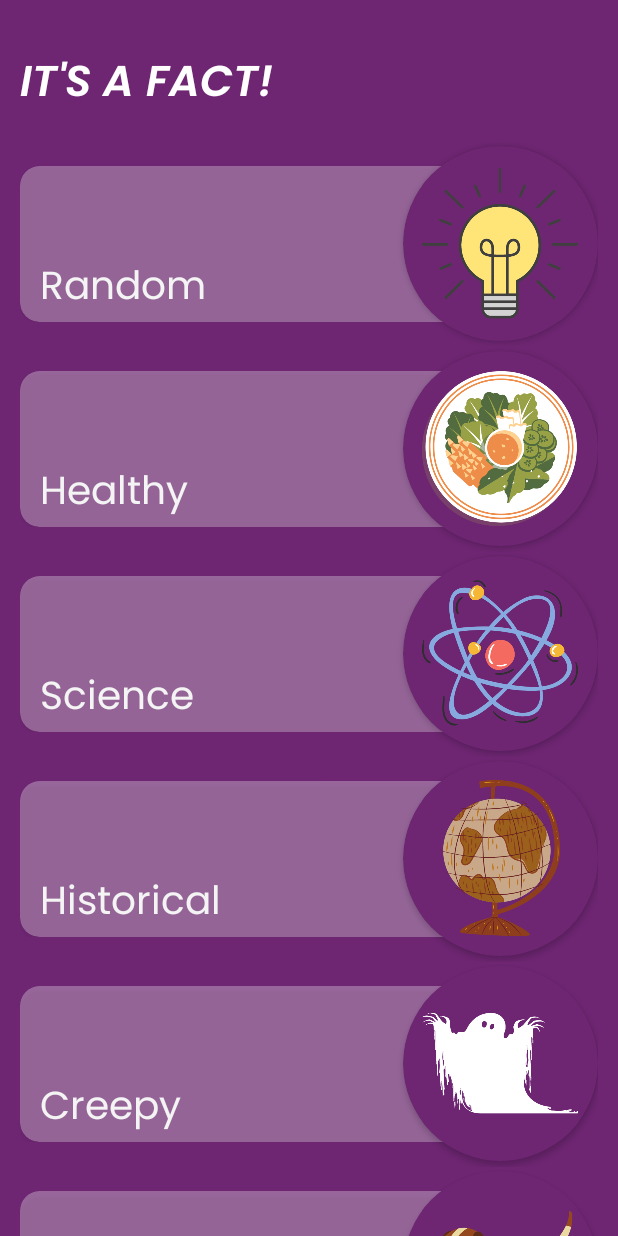
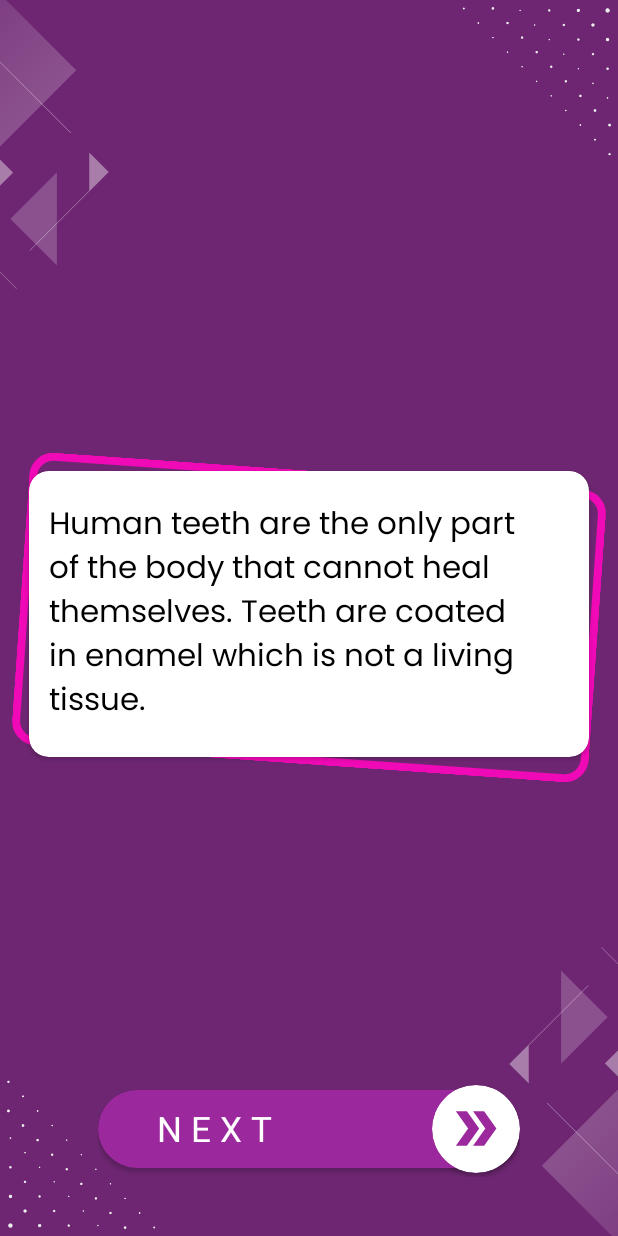
Before and after one commit to GauravKhalapurkar/facts-android-app, an Android app: the screen it shows after launch (MainActivity before the commit, FactsActivity after it), on a phone screen of 412 x 824 dp. Run offline under Robolectric (Android 15) with nearby library versions, the phone set to English and light mode, and no system bars; our stand-ins replace sdp/ssp sizes.

Commit message:
Facts screen half UI done.

```diff
--- a/app/src/main/AndroidManifest.xml
+++ b/app/src/main/AndroidManifest.xml
@@ -11,9 +11,6 @@
         android:theme="@style/AppTheme">
         <activity
             android:name=".FactsActivity"
-            android:exported="false" />
-        <activity
-            android:name=".MainActivity"
             android:exported="true">
             <intent-filter>
                 <action android:name="android.intent.action.MAIN" />
@@ -21,6 +18,11 @@
                 <category android:name="android.intent.category.LAUNCHER" />
             </intent-filter>
         </activity>
+        <activity
+            android:name=".MainActivity"
+            android:exported="true">
+
+        </activity>
     </application>
 
 </manifest>
--- /dev/null
+++ b/app/src/main/res/drawable/border.xml
@@ -0,0 +1,11 @@
+<?xml version="1.0" encoding="utf-8"?>
+<selector xmlns:android="http://schemas.android.com/apk/res/android">
+
+    <item android:state_enabled="true">
+        <shape android:shape="rectangle">
+            <corners android:radius="@dimen/_10sdp" />
+            <stroke android:color="@color/vibrant_pink" android:width="@dimen/_4sdp" />
+        </shape>
+    </item>
+
+</selector>
--- /dev/null
+++ b/app/src/main/res/drawable/ic_double_arrow.xml
@@ -0,0 +1,13 @@
+<vector xmlns:android="http://schemas.android.com/apk/res/android"
+    android:width="24dp"
+    android:height="24dp"
+    android:viewportWidth="24"
+    android:viewportHeight="24"
+    android:tint="?attr/colorControlNormal">
+  <path
+      android:fillColor="@android:color/white"
+      android:pathData="M15.5,5l-4.5,0l5,7l-5,7l4.5,0l5,-7z"/>
+  <path
+      android:fillColor="@android:color/white"
+      android:pathData="M8.5,5l-4.5,0l5,7l-5,7l4.5,0l5,-7z"/>
+</vector>
--- a/app/src/main/res/layout/activity_facts.xml
+++ b/app/src/main/res/layout/activity_facts.xml
@@ -1,9 +1,141 @@
 <?xml version="1.0" encoding="utf-8"?>
-<androidx.constraintlayout.widget.ConstraintLayout xmlns:android="http://schemas.android.com/apk/res/android"
+<RelativeLayout xmlns:android="http://schemas.android.com/apk/res/android"
     xmlns:app="http://schemas.android.com/apk/res-auto"
     xmlns:tools="http://schemas.android.com/tools"
     android:layout_width="match_parent"
     android:layout_height="match_parent"
+    android:background="@color/colorPrimaryDark"
     tools:context=".FactsActivity">
 
-</androidx.constraintlayout.widget.ConstraintLayout>
+    <!--Corner designs-->
+    <RelativeLayout
+        android:layout_width="match_parent"
+        android:layout_height="match_parent">
+
+        <ImageView
+            android:layout_width="@dimen/_110sdp"
+            android:layout_height="@dimen/_220sdp"
+            android:layout_alignParentStart="true"
+            android:layout_alignParentTop="true"
+            android:layout_gravity="center"
+            android:layout_marginStart="@dimen/_minus50sdp"
+            android:layout_marginTop="@dimen/_minus60sdp"
+            android:src="@drawable/corners" />
+
+        <ImageView
+            android:layout_width="@dimen/_120sdp"
+            android:layout_height="@dimen/_120sdp"
+            android:layout_alignParentTop="true"
+            android:layout_alignParentEnd="true"
+            android:layout_gravity="center"
+            android:layout_marginTop="@dimen/_minus60sdp"
+            android:layout_marginEnd="@dimen/_minus60sdp"
+            android:rotation="45"
+            android:src="@drawable/dots" />
+
+        <ImageView
+            android:layout_width="@dimen/_110sdp"
+            android:layout_height="@dimen/_220sdp"
+            android:layout_gravity="center"
+            android:src="@drawable/corners"
+            android:rotation="180"
+            android:layout_marginBottom="@dimen/_minus60sdp"
+            android:layout_marginEnd="@dimen/_minus50sdp"
+            android:layout_alignParentBottom="true"
+            android:layout_alignParentEnd="true"/>
+
+        <ImageView
+            android:layout_width="@dimen/_120sdp"
+            android:layout_height="@dimen/_120sdp"
+            android:layout_gravity="center"
+            android:src="@drawable/dots"
+            android:rotation="225"
+            android:layout_marginBottom="@dimen/_minus60sdp"
+            android:layout_marginStart="@dimen/_minus60sdp"
+            android:layout_alignParentBottom="true"
+            android:layout_alignParentStart="true"/>
+
+    </RelativeLayout>
+
+    <!--Next Button-->
+    <RelativeLayout
+        android:layout_width="match_parent"
+        android:layout_height="wrap_content"
+        android:layout_marginHorizontal="@dimen/_50sdp"
+        android:layout_alignParentBottom="true"
+        android:layout_marginBottom="@dimen/_30sdp">
+
+        <androidx.cardview.widget.CardView
+            android:layout_width="match_parent"
+            android:layout_height="@dimen/_40sdp"
+            android:layout_centerVertical="true"
+            android:backgroundTint="@color/colorAccent"
+            app:cardCornerRadius="@dimen/_100sdp">
+
+            <TextView
+                android:layout_width="wrap_content"
+                android:layout_height="wrap_content"
+                android:layout_marginHorizontal="@dimen/_30sdp"
+                android:layout_gravity="center_vertical"
+                android:text="N E X T"
+                android:textColor="@color/white"
+                android:textSize="@dimen/_18sdp" />
+
+        </androidx.cardview.widget.CardView>
+
+        <androidx.cardview.widget.CardView
+            android:layout_width="@dimen/_45sdp"
+            android:layout_height="@dimen/_45sdp"
+            android:layout_alignParentEnd="true"
+            android:layout_marginVertical="@dimen/_2sdp"
+            android:backgroundTint="@color/white"
+            app:cardCornerRadius="@dimen/_50sdp">
+
+            <ImageView
+                android:layout_width="@dimen/_30sdp"
+                android:layout_height="@dimen/_30sdp"
+                android:layout_gravity="center"
+                android:src="@drawable/ic_double_arrow"
+                app:tint="@color/colorAccent" />
+
+        </androidx.cardview.widget.CardView>
+
+    </RelativeLayout>
+
+    <!--Facts-->
+    <RelativeLayout
+        android:layout_width="match_parent"
+        android:layout_height="wrap_content"
+        android:layout_centerInParent="true">
+
+        <androidx.cardview.widget.CardView
+            android:layout_width="match_parent"
+            android:layout_height="wrap_content"
+            app:cardCornerRadius="@dimen/_10sdp"
+            android:layout_margin="@dimen/_15sdp">
+
+            <TextView
+                android:layout_width="wrap_content"
+                android:layout_height="wrap_content"
+                android:layout_marginHorizontal="@dimen/_10sdp"
+                android:layout_marginVertical="@dimen/_15sdp"
+                android:layout_gravity="center_vertical"
+                android:text="Human teeth are the only part of the body that cannot heal themselves. Teeth are coated in enamel which is not a living tissue."
+                android:fontFamily="@font/regular"
+                android:textColor="@color/black"
+                android:textSize="@dimen/_16sdp" />
+
+        </androidx.cardview.widget.CardView>
+
+        <ImageView
+            android:layout_width="match_parent"
+            android:layout_height="@dimen/_150sdp"
+            android:src="@drawable/border"
+            android:rotation="4"
+            android:layout_marginHorizontal="@dimen/_10sdp"
+            android:layout_marginVertical="@dimen/_15sdp"
+            android:elevation="@dimen/_1sdp"/>
+
+    </RelativeLayout>
+
+</RelativeLayout>
--- a/app/src/main/res/layout/card_item.xml
+++ b/app/src/main/res/layout/card_item.xml
@@ -13,7 +13,7 @@
             android:layout_width="match_parent"
             android:layout_height="@dimen/_80sdp"
             android:layout_centerVertical="true"
-            android:layout_marginRight="@dimen/_40sdp">
+            android:layout_marginRight="@dimen/_50sdp">
 
             <androidx.cardview.widget.CardView
                 android:layout_width="match_parent"
@@ -46,16 +46,16 @@
             android:layout_width="@dimen/_100sdp"
             android:layout_height="@dimen/_100sdp"
             android:layout_alignParentEnd="true"
+            android:layout_marginVertical="@dimen/_2sdp"
             android:backgroundTint="@color/colorPrimaryDark"
-            app:cardCornerRadius="@dimen/_50sdp"
-            android:layout_marginVertical="@dimen/_2sdp">
+            app:cardCornerRadius="@dimen/_50sdp">
 
             <ImageView
                 android:id="@+id/imgCategoryImg"
                 android:layout_width="@dimen/_80sdp"
                 android:layout_height="@dimen/_80sdp"
                 android:layout_gravity="center"
-                android:src="@drawable/healthy"/>
+                android:src="@drawable/healthy" />
 
         </androidx.cardview.widget.CardView>
 
--- a/app/src/main/res/values/colors.xml
+++ b/app/src/main/res/values/colors.xml
@@ -7,5 +7,5 @@
     <color name="black">#000000</color>
     <color name="white">#ffffff</color>
     <color name="gray">#f2f2f2</color>
-    <color name="transparent">#00000000</color>
+    <color name="vibrant_pink">#f009b6</color>
 </resources>
```
Also changed, not shown: app/src/main/res/drawable/corners.png (added), app/src/main/res/drawable/dots.png (added).
